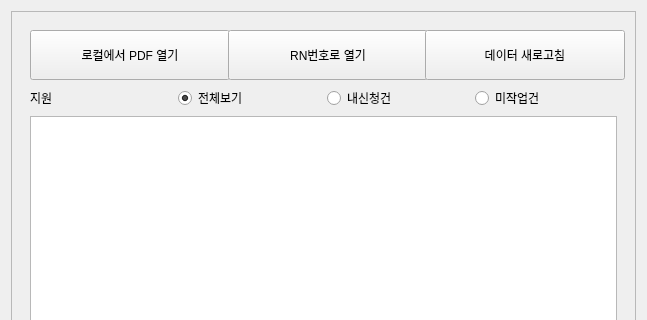
Qt form ui/pdf_load_area.ui (Glen-Lee-glitch/new_viewer) before a commit; both pictures show x 0 to 647 and y 0 to 320 of the 647 by 722 pixel window.
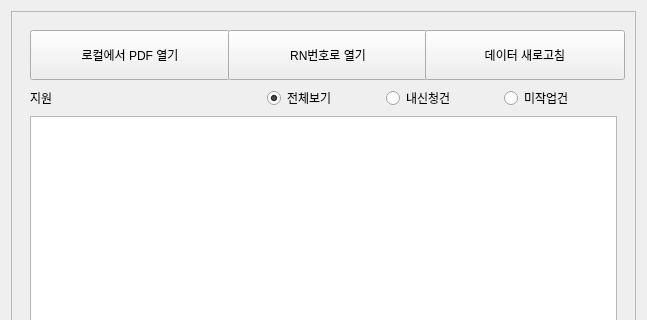
The same form after that commit.

Patch:
```diff
--- a/ui/pdf_load_area.ui
+++ b/ui/pdf_load_area.ui
@@ -178,6 +178,13 @@
                 </property>
                </widget>
               </item>
+              <item>
+               <widget class="QLabel" name="necessary_apply_count_label">
+                <property name="text">
+                 <string/>
+                </property>
+               </widget>
+              </item>
               <item>
                <widget class="QRadioButton" name="radioButton_all_rows">
                 <property name="text">
```
